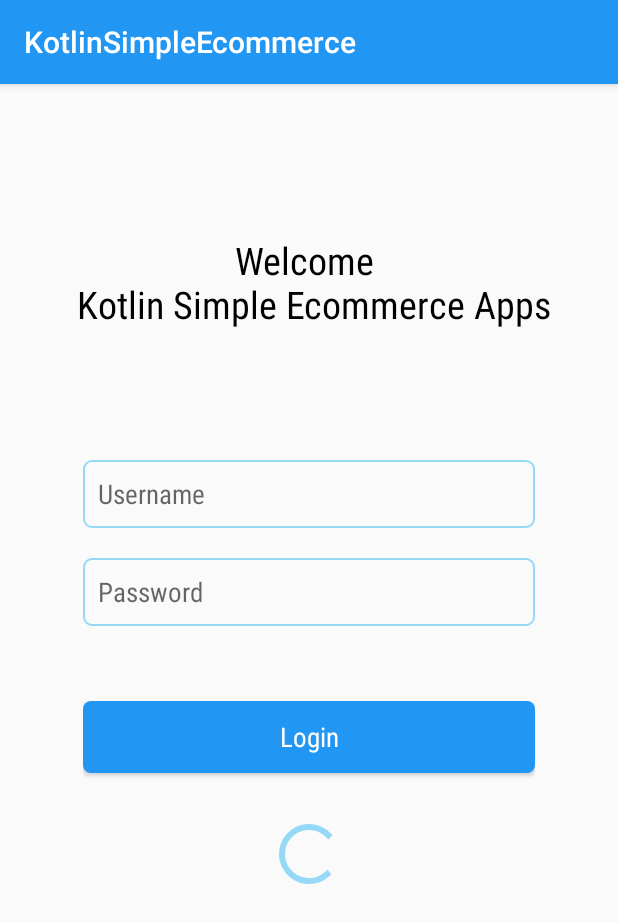
After one commit to muhammadrafiulwap/simple-kotlin-ecommerce, an Android app: the Login screen opened directly, with no data from a screen before it, on a phone screen of 412 x 824 dp. The commit adds this screen. Shown: the top 923 px of the screen. Run offline under Robolectric (Android 15) with nearby library versions, the phone set to English and light mode, and no system bars.

Commit message:
[Add] Layout login

```diff
--- a/app/build.gradle
+++ b/app/build.gradle
@@ -29,6 +29,8 @@ dependencies {
     implementation 'androidx.appcompat:appcompat:1.1.0'
     implementation 'androidx.core:core-ktx:1.1.0'
     implementation 'androidx.constraintlayout:constraintlayout:1.1.3'
+    implementation 'androidx.lifecycle:lifecycle-extensions:2.1.0'
+    implementation 'androidx.lifecycle:lifecycle-viewmodel-ktx:2.1.0'
     testImplementation 'junit:junit:4.12'
     androidTestImplementation 'androidx.test.ext:junit:1.1.1'
     androidTestImplementation 'androidx.test.espresso:espresso-core:3.2.0'
--- a/app/src/main/AndroidManifest.xml
+++ b/app/src/main/AndroidManifest.xml
@@ -9,6 +9,7 @@
         android:roundIcon="@mipmap/ic_launcher_round"
         android:supportsRtl="true"
         android:theme="@style/AppTheme">
+        <activity android:name=".ui.login.Login"></activity>
         <activity android:name=".MainActivity">
             <intent-filter>
                 <action android:name="android.intent.action.MAIN" />
--- /dev/null
+++ b/app/src/main/java/com/udacoding/kotlinsimpleecommerce/ui/login/Login.kt
@@ -0,0 +1,19 @@
+package com.udacoding.kotlinsimpleecommerce.ui.login
+
+import androidx.appcompat.app.AppCompatActivity
+import android.os.Bundle
+import com.udacoding.kotlinsimpleecommerce.R
+
+class Login : AppCompatActivity() {
+
+    override fun onCreate(savedInstanceState: Bundle?) {
+        super.onCreate(savedInstanceState)
+        setContentView(R.layout.login_activity)
+        if (savedInstanceState == null) {
+            supportFragmentManager.beginTransaction()
+                .replace(R.id.container, LoginFragment.newInstance())
+                .commitNow()
+        }
+    }
+
+}
--- /dev/null
+++ b/app/src/main/java/com/udacoding/kotlinsimpleecommerce/ui/login/LoginFragment.kt
@@ -0,0 +1,32 @@
+package com.udacoding.kotlinsimpleecommerce.ui.login
+
+import androidx.lifecycle.ViewModelProviders
+import android.os.Bundle
+import androidx.fragment.app.Fragment
+import android.view.LayoutInflater
+import android.view.View
+import android.view.ViewGroup
+import com.udacoding.kotlinsimpleecommerce.R
+
+class LoginFragment : Fragment() {
+
+    companion object {
+        fun newInstance() = LoginFragment()
+    }
+
+    private lateinit var viewModel: LoginViewModel
+
+    override fun onCreateView(
+        inflater: LayoutInflater, container: ViewGroup?,
+        savedInstanceState: Bundle?
+    ): View {
+        return inflater.inflate(R.layout.login_fragment, container, false)
+    }
+
+    override fun onActivityCreated(savedInstanceState: Bundle?) {
+        super.onActivityCreated(savedInstanceState)
+        viewModel = ViewModelProviders.of(this).get(LoginViewModel::class.java)
+        // TODO: Use the ViewModel
+    }
+
+}
--- /dev/null
+++ b/app/src/main/java/com/udacoding/kotlinsimpleecommerce/ui/login/LoginViewModel.kt
@@ -0,0 +1,7 @@
+package com.udacoding.kotlinsimpleecommerce.ui.login
+
+import androidx.lifecycle.ViewModel
+
+class LoginViewModel : ViewModel() {
+
+}
--- /dev/null
+++ b/app/src/main/res/drawable/bg_button_blue.xml
@@ -0,0 +1,14 @@
+<?xml version="1.0" encoding="utf-8"?>
+<selector xmlns:android="http://schemas.android.com/apk/res/android">
+    <item android:width="257dp" android:height="45dp">
+
+        <shape android:shape="rectangle">
+
+            <corners android:radius="5dp" />
+
+            <solid android:color="#2196F3" />
+
+        </shape>
+    </item>
+
+</selector>
--- /dev/null
+++ b/app/src/main/res/drawable/bg_edittext.xml
@@ -0,0 +1,15 @@
+<?xml version="1.0" encoding="utf-8"?>
+<selector xmlns:android="http://schemas.android.com/apk/res/android">
+
+    <item android:width="301dp" android:height="45dp">
+
+        <shape android:shape="rectangle">
+
+            <stroke android:width="1dp" android:color="@color/colorAccent" />
+
+            <corners android:radius="5dp" />
+
+        </shape>
+    </item>
+
+</selector>
--- /dev/null
+++ b/app/src/main/res/layout/login_activity.xml
@@ -0,0 +1,7 @@
+<?xml version="1.0" encoding="utf-8"?>
+<FrameLayout xmlns:android="http://schemas.android.com/apk/res/android"
+    xmlns:tools="http://schemas.android.com/tools"
+    android:id="@+id/container"
+    android:layout_width="match_parent"
+    android:layout_height="match_parent"
+    tools:context=".ui.login.Login" />
--- /dev/null
+++ b/app/src/main/res/layout/login_fragment.xml
@@ -0,0 +1,62 @@
+<?xml version="1.0" encoding="utf-8"?>
+<RelativeLayout xmlns:android="http://schemas.android.com/apk/res/android"
+    xmlns:app="http://schemas.android.com/apk/res-auto"
+    xmlns:tools="http://schemas.android.com/tools"
+    android:id="@+id/login"
+    android:layout_width="match_parent"
+    android:layout_height="match_parent"
+    tools:context=".ui.login.LoginFragment">
+
+    <TextView
+        android:layout_width="match_parent"
+        android:layout_height="wrap_content"
+        android:layout_marginTop="100dp"
+        android:text="Welcome \n Kotlin Simple Ecommerce Apps"
+        android:textAlignment="center"
+        android:textColor="#000"
+        android:textSize="25sp" />
+
+    <LinearLayout
+        android:layout_width="301dp"
+        android:layout_height="wrap_content"
+        android:layout_centerInParent="true"
+        android:orientation="vertical">
+
+        <EditText
+            android:id="@+id/etUsername"
+            android:layout_width="match_parent"
+            android:layout_height="45dp"
+            android:background="@drawable/bg_edittext"
+            android:layout_marginTop="20dp"
+            android:hint="Username"
+            android:paddingLeft="10dp" />
+
+        <EditText
+            android:id="@+id/etPassword"
+            android:layout_width="match_parent"
+            android:layout_height="45dp"
+            android:layout_marginTop="20dp"
+            android:background="@drawable/bg_edittext"
+            android:hint="Password"
+            android:inputType="textPassword"
+            android:paddingLeft="10dp" />
+
+        <Button
+            android:layout_width="301dp"
+            android:layout_height="wrap_content"
+            android:layout_marginTop="50dp"
+            android:background="@drawable/bg_button_blue"
+            android:text="Login"
+            android:textAllCaps="false"
+            android:textColor="#FFF"
+            android:textSize="18sp" />
+
+        <ProgressBar
+            android:id="@+id/pbLogin"
+            android:layout_gravity="center"
+            android:layout_marginTop="30dp"
+            android:layout_width="wrap_content"
+            android:layout_height="wrap_content"/>
+    </LinearLayout>
+
+</RelativeLayout>
--- a/app/src/main/res/values/colors.xml
+++ b/app/src/main/res/values/colors.xml
@@ -1,6 +1,7 @@
 <?xml version="1.0" encoding="utf-8"?>
 <resources>
-    <color name="colorPrimary">#008577</color>
-    <color name="colorPrimaryDark">#00574B</color>
-    <color name="colorAccent">#D81B60</color>
+    <color name="colorPrimary">#2196F3</color>
+    <color name="colorPrimaryDark">#0289F5</color>
+    <color name="colorAccent">#96D9F7</color>
+    <color name="colorBlue">#2196F3</color>
 </resources>
--- a/app/src/main/res/values/styles.xml
+++ b/app/src/main/res/values/styles.xml
@@ -6,6 +6,7 @@
         <item name="colorPrimary">@color/colorPrimary</item>
         <item name="colorPrimaryDark">@color/colorPrimaryDark</item>
         <item name="colorAccent">@color/colorAccent</item>
+        <item name="android:fontFamily">sans-serif-condensed</item>
     </style>
 
 </resources>
```
